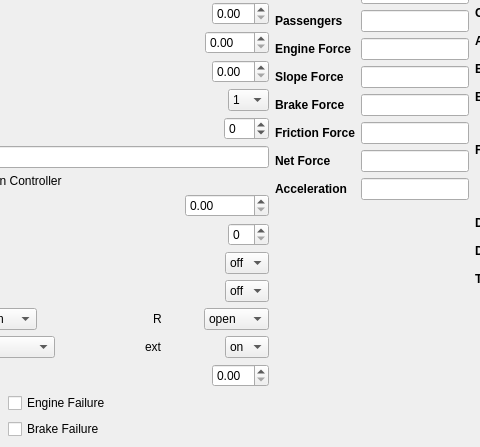
First picture: the form in Modules/Train_Model/Frontend/Train_Model_Test_Bench_UI.ui, repository keshavshankar08/ECE1140, before the edit; both pictures show x 268 to 748 and y 104 to 551 of the 1280 by 720 pixel window.
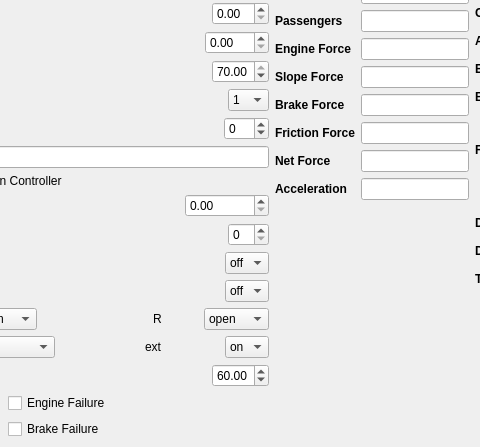
Second picture: the form after the edit.

Commit message: #90 added train controller signals to train model

What changed in the file:
```diff
--- a/Modules/Train_Model/Frontend/Train_Model_Test_Bench_UI.ui
+++ b/Modules/Train_Model/Frontend/Train_Model_Test_Bench_UI.ui
@@ -264,7 +264,14 @@
            </widget>
           </item>
           <item alignment="Qt::AlignRight">
-           <widget class="QDoubleSpinBox" name="tb_speedLimitSelect"/>
+           <widget class="QDoubleSpinBox" name="tb_speedLimitSelect">
+            <property name="maximum">
+             <double>70.000000000000000</double>
+            </property>
+            <property name="value">
+             <double>70.000000000000000</double>
+            </property>
+           </widget>
           </item>
          </layout>
         </item>
@@ -530,7 +537,11 @@
            </widget>
           </item>
           <item alignment="Qt::AlignRight">
-           <widget class="QDoubleSpinBox" name="tb_temperatureSelect"/>
+           <widget class="QDoubleSpinBox" name="tb_temperatureSelect">
+            <property name="value">
+             <double>60.000000000000000</double>
+            </property>
+           </widget>
           </item>
          </layout>
         </item>
```
The commit also changes 4 other files.
